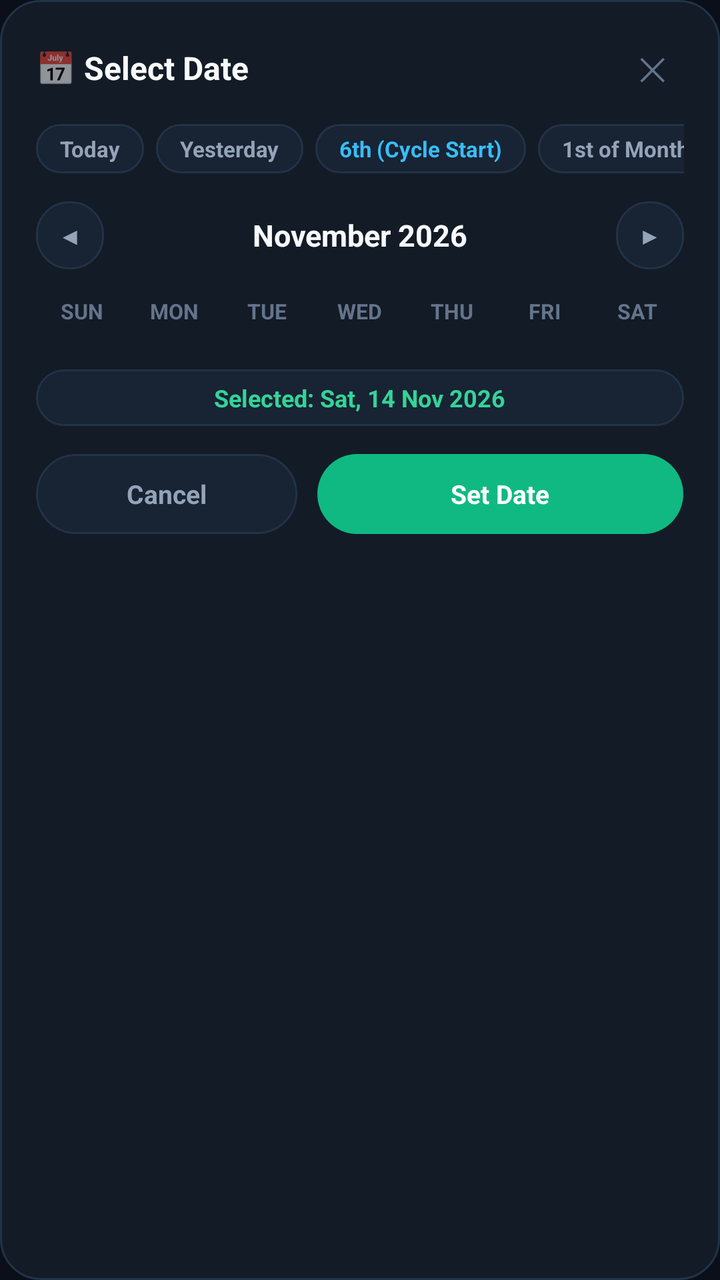
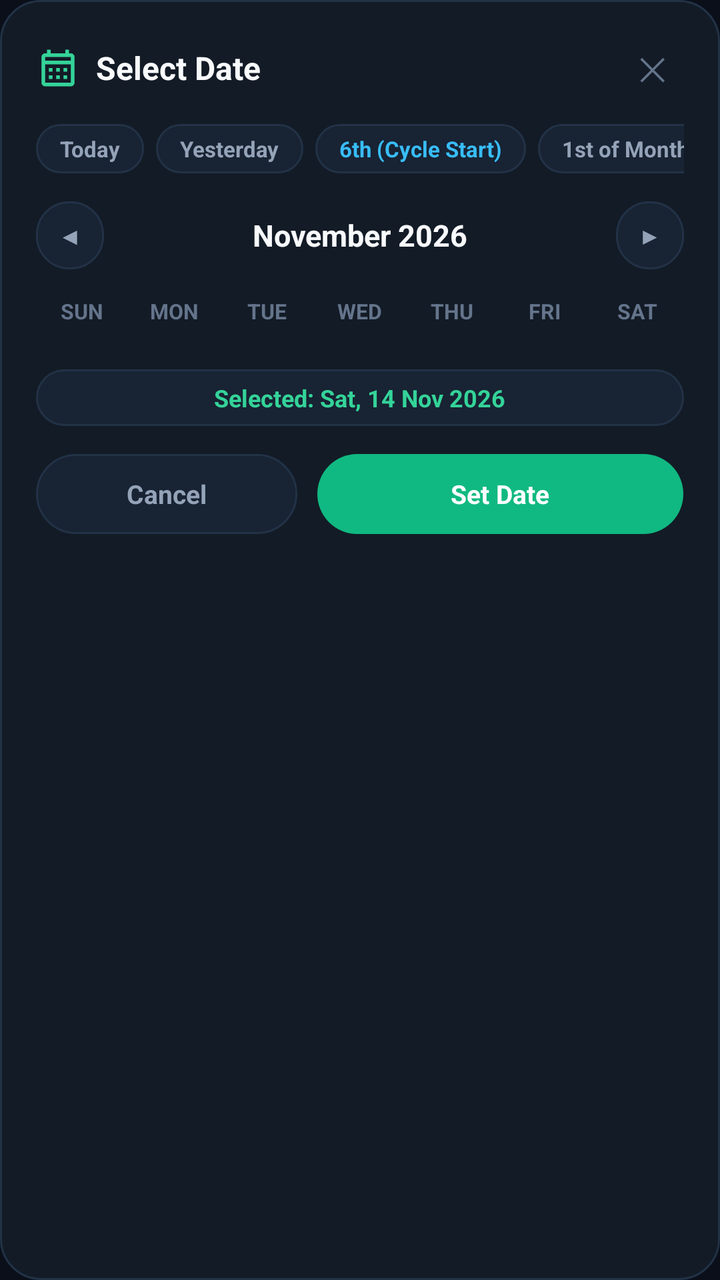

The first picture is an Android layout as it rendered before a commit; the second is the same layout after the commit. The layout source and the unified diff follow.
<!-- AndroidManifest.xml: application theme AppTheme -->
<!-- res/layout/dialog_custom_calendar.xml -->
<?xml version="1.0" encoding="utf-8"?>
<LinearLayout
    xmlns:android="http://schemas.android.com/apk/res/android"
    android:layout_width="match_parent"
    android:layout_height="wrap_content"
    android:orientation="vertical"
    android:background="@drawable/bg_dialog_calendar"
    android:padding="18dp">

    
    <LinearLayout
        android:layout_width="match_parent"
        android:layout_height="wrap_content"
        android:orientation="horizontal"
        android:gravity="center_vertical">

        <TextView
            android:layout_width="wrap_content"
            android:layout_height="wrap_content"
            android:text="📅 "
            android:textSize="16sp" />

        <TextView
            android:layout_width="0dp"
            android:layout_height="wrap_content"
            android:layout_weight="1"
            android:text="Select Date"
            android:textColor="@color/text_primary"
            android:textSize="16sp"
            android:textStyle="bold" />

        <TextView
            android:id="@+id/tvCalendarClose"
            android:layout_width="32dp"
            android:layout_height="32dp"
            android:gravity="center"
            android:text="✕"
            android:textColor="@color/text_muted"
            android:textSize="16sp"
            android:clickable="true"
            android:focusable="true" />
    </LinearLayout>

    
    <HorizontalScrollView
        android:layout_width="match_parent"
        android:layout_height="wrap_content"
        android:scrollbars="none"
        android:layout_marginTop="12dp">

        <LinearLayout
            android:layout_width="wrap_content"
            android:layout_height="wrap_content"
            android:orientation="horizontal"
            android:gravity="center_vertical">

            <TextView
                android:id="@+id/btnPresetToday"
                android:layout_width="wrap_content"
                android:layout_height="wrap_content"
                android:background="@drawable/bg_pill_dark"
                android:text="Today"
                android:textColor="@color/text_secondary"
                android:textSize="11sp"
                android:textStyle="bold"
                android:paddingStart="12dp"
                android:paddingEnd="12dp"
                android:paddingTop="5dp"
                android:paddingBottom="5dp"
                android:clickable="true"
                android:focusable="true" />

            <TextView
                android:id="@+id/btnPresetYesterday"
                android:layout_width="wrap_content"
                android:layout_height="wrap_content"
                android:layout_marginStart="6dp"
                android:background="@drawable/bg_pill_dark"
                android:text="Yesterday"
                android:textColor="@color/text_secondary"
                android:textSize="11sp"
                android:textStyle="bold"
                android:paddingStart="12dp"
                android:paddingEnd="12dp"
                android:paddingTop="5dp"
                android:paddingBottom="5dp"
                android:clickable="true"
                android:focusable="true" />

            <TextView
                android:id="@+id/btnPresetCycleStart"
                android:layout_width="wrap_content"
                android:layout_height="wrap_content"
                android:layout_marginStart="6dp"
                android:background="@drawable/bg_pill_dark"
                android:text="6th (Cycle Start)"
                android:textColor="@color/blue_sky"
                android:textSize="11sp"
                android:textStyle="bold"
                android:paddingStart="12dp"
                android:paddingEnd="12dp"
                android:paddingTop="5dp"
                android:paddingBottom="5dp"
                android:clickable="true"
                android:focusable="true" />

            <TextView
                android:id="@+id/btnPresetMonthStart"
                android:layout_width="wrap_content"
                android:layout_height="wrap_content"
                android:layout_marginStart="6dp"
                android:background="@drawable/bg_pill_dark"
                android:text="1st of Month"
                android:textColor="@color/text_secondary"
                android:textSize="11sp"
                android:textStyle="bold"
                android:paddingStart="12dp"
                android:paddingEnd="12dp"
                android:paddingTop="5dp"
                android:paddingBottom="5dp"
                android:clickable="true"
                android:focusable="true" />
        </LinearLayout>
    </HorizontalScrollView>

    
    <LinearLayout
        android:layout_width="match_parent"
        android:layout_height="wrap_content"
        android:layout_marginTop="14dp"
        android:layout_marginBottom="8dp"
        android:orientation="horizontal"
        android:gravity="center_vertical">

        <TextView
            android:id="@+id/btnPrevMonth"
            android:layout_width="34dp"
            android:layout_height="34dp"
            android:background="@drawable/bg_calendar_nav_btn"
            android:gravity="center"
            android:text="◀"
            android:textColor="@color/text_secondary"
            android:textSize="12sp"
            android:clickable="true"
            android:focusable="true" />

        <TextView
            android:id="@+id/tvMonthYear"
            android:layout_width="0dp"
            android:layout_height="wrap_content"
            android:layout_weight="1"
            android:gravity="center"
            android:text="November 2026"
            android:textColor="@color/text_primary"
            android:textSize="15sp"
            android:textStyle="bold"
            android:clickable="true"
            android:focusable="true" />

        <TextView
            android:id="@+id/btnNextMonth"
            android:layout_width="34dp"
            android:layout_height="34dp"
            android:background="@drawable/bg_calendar_nav_btn"
            android:gravity="center"
            android:text="▶"
            android:textColor="@color/text_secondary"
            android:textSize="12sp"
            android:clickable="true"
            android:focusable="true" />
    </LinearLayout>

    
    <LinearLayout
        android:layout_width="match_parent"
        android:layout_height="26dp"
        android:orientation="horizontal"
        android:gravity="center_vertical">

        <TextView
            android:layout_width="0dp"
            android:layout_height="wrap_content"
            android:layout_weight="1"
            android:gravity="center"
            android:text="SUN"
            android:textColor="@color/text_muted"
            android:textSize="10.5sp"
            android:textStyle="bold" />

        <TextView
            android:layout_width="0dp"
            android:layout_height="wrap_content"
            android:layout_weight="1"
            android:gravity="center"
            android:text="MON"
            android:textColor="@color/text_muted"
            android:textSize="10.5sp"
            android:textStyle="bold" />

        <TextView
            android:layout_width="0dp"
            android:layout_height="wrap_content"
            android:layout_weight="1"
            android:gravity="center"
            android:text="TUE"
            android:textColor="@color/text_muted"
            android:textSize="10.5sp"
            android:textStyle="bold" />

        <TextView
            android:layout_width="0dp"
            android:layout_height="wrap_content"
            android:layout_weight="1"
            android:gravity="center"
            android:text="WED"
            android:textColor="@color/text_muted"
            android:textSize="10.5sp"
            android:textStyle="bold" />

        <TextView
            android:layout_width="0dp"
            android:layout_height="wrap_content"
            android:layout_weight="1"
            android:gravity="center"
            android:text="THU"
            android:textColor="@color/text_muted"
            android:textSize="10.5sp"
            android:textStyle="bold" />

        <TextView
            android:layout_width="0dp"
            android:layout_height="wrap_content"
            android:layout_weight="1"
            android:gravity="center"
            android:text="FRI"
            android:textColor="@color/text_muted"
            android:textSize="10.5sp"
            android:textStyle="bold" />

        <TextView
            android:layout_width="0dp"
            android:layout_height="wrap_content"
            android:layout_weight="1"
            android:gravity="center"
            android:text="SAT"
            android:textColor="@color/text_muted"
            android:textSize="10.5sp"
            android:textStyle="bold" />
    </LinearLayout>

    
    <androidx.recyclerview.widget.RecyclerView
        android:id="@+id/rvCalendarGrid"
        android:layout_width="match_parent"
        android:layout_height="wrap_content"
        android:layout_marginTop="4dp"
        android:overScrollMode="never" />

    
    <LinearLayout
        android:layout_width="match_parent"
        android:layout_height="wrap_content"
        android:layout_marginTop="12dp"
        android:gravity="center"
        android:background="@drawable/bg_pill_dark"
        android:paddingStart="12dp"
        android:paddingEnd="12dp"
        android:paddingTop="6dp"
        android:paddingBottom="6dp">

        <TextView
            android:id="@+id/tvSelectedDatePreview"
            android:layout_width="wrap_content"
            android:layout_height="wrap_content"
            android:text="Selected: Sat, 14 Nov 2026"
            android:textColor="@color/green_mint"
            android:textSize="12sp"
            android:textStyle="bold" />
    </LinearLayout>

    
    <LinearLayout
        android:layout_width="match_parent"
        android:layout_height="wrap_content"
        android:layout_marginTop="14dp"
        android:orientation="horizontal">

        <TextView
            android:id="@+id/btnCalendarCancel"
            android:layout_width="0dp"
            android:layout_height="40dp"
            android:layout_weight="1"
            android:gravity="center"
            android:background="@drawable/bg_pill_dark"
            android:text="Cancel"
            android:textColor="@color/text_secondary"
            android:textSize="13sp"
            android:textStyle="bold"
            android:clickable="true"
            android:focusable="true" />

        <View
            android:layout_width="10dp"
            android:layout_height="1dp" />

        <TextView
            android:id="@+id/btnCalendarConfirm"
            android:layout_width="0dp"
            android:layout_height="40dp"
            android:layout_weight="1.4"
            android:gravity="center"
            android:background="@drawable/bg_pill_emerald"
            android:text="Set Date"
            android:textColor="#FFFFFF"
            android:textSize="13sp"
            android:textStyle="bold"
            android:clickable="true"
            android:focusable="true" />
    </LinearLayout>

</LinearLayout>
<!-- resources referenced by this layout -->
<resources>
  <color name="blue_sky">#38BDF8</color>
  <color name="green_mint">#34D399</color>
  <color name="text_muted">#64748B</color>
  <color name="text_primary">#F8FAFC</color>
  <color name="text_secondary">#94A3B8</color>
  <!-- drawable bg_calendar_nav_btn (drawable) -->
  <?xml version="1.0" encoding="utf-8"?>
  <shape xmlns:android="http://schemas.android.com/apk/res/android"
      android:shape="rectangle">
      <solid android:color="@color/bg_card_secondary" />
      <corners android:radius="16dp" />
      <stroke android:width="1dp" android:color="@color/border_dark" />
  </shape>
  <!-- drawable bg_dialog_calendar (drawable) -->
  <?xml version="1.0" encoding="utf-8"?>
  <shape xmlns:android="http://schemas.android.com/apk/res/android"
      android:shape="rectangle">
      <solid android:color="@color/bg_card" />
      <corners android:radius="20dp" />
      <stroke android:width="1dp" android:color="@color/border_dark" />
  </shape>
  <!-- drawable bg_pill_dark (drawable) -->
  <?xml version="1.0" encoding="utf-8"?>
  <shape xmlns:android="http://schemas.android.com/apk/res/android"
      android:shape="rectangle">
      <solid android:color="@color/bg_card_secondary" />
      <corners android:radius="20dp" />
      <stroke
          android:width="1dp"
          android:color="@color/border_dark" />
  </shape>
  <!-- drawable bg_pill_emerald (drawable) -->
  <?xml version="1.0" encoding="utf-8"?>
  <shape xmlns:android="http://schemas.android.com/apk/res/android"
      android:shape="rectangle">
      <solid android:color="@color/green_emerald" />
      <corners android:radius="24dp" />
  </shape>
  <style name="AppTheme" parent="Theme.MaterialComponents.DayNight.NoActionBar">
          <item name="colorPrimary">@color/colorPrimary</item>
          <item name="colorPrimaryDark">@color/colorPrimaryDark</item>
          <item name="colorAccent">@color/colorAccent</item>
          <item name="android:windowBackground">@color/bg_dark</item>
          <item name="android:statusBarColor">@color/bg_dark</item>
          <item name="android:navigationBarColor">@color/nav_bottom_bg</item>
          <item name="android:textColorPrimary">@color/text_primary</item>
          <item name="android:textColorSecondary">@color/text_secondary</item>
      </style>
  <color name="bg_card_secondary">#182333</color>
  <color name="border_dark">#223247</color>
  <color name="bg_card">#131B26</color>
  <color name="green_emerald">#10B981</color>
  <color name="colorPrimary">#10B981</color>
  <color name="colorPrimaryDark">#0B0F19</color>
  <color name="colorAccent">#10B981</color>
  <color name="bg_dark">#0B0F19</color>
  <color name="nav_bottom_bg">#0E1420</color>
</resources>

<!-- the commit's change to res/layout/dialog_custom_calendar.xml (unified diff, before → after) -->
@@ -14,11 +14,13 @@
         android:orientation="horizontal"
         android:gravity="center_vertical">
 
-        <TextView
-            android:layout_width="wrap_content"
-            android:layout_height="wrap_content"
-            android:text="📅 "
-            android:textSize="16sp" />
+        <ImageView
+            android:layout_width="22dp"
+            android:layout_height="22dp"
+            android:src="@drawable/ic_calendar"
+            android:tint="@color/green_mint"
+            android:layout_marginEnd="8dp"
+            android:contentDescription="Calendar" />
 
         <TextView
             android:layout_width="0dp"
<!-- resource entries referenced after the edit -->
@@ -38,6 +38,16 @@
       <solid android:color="@color/green_emerald" />
       <corners android:radius="24dp" />
   </shape>
+  <!-- drawable ic_calendar (drawable) -->
+  <vector xmlns:android="http://schemas.android.com/apk/res/android"
+      android:width="22dp"
+      android:height="22dp"
+      android:viewportWidth="24"
+      android:viewportHeight="24">
+    <path
+        android:fillColor="#34D399"
+        android:pathData="M19,4h-1V2h-2v2H8V2H6v2H5C3.89,4 3.01,4.9 3.01,6L3,20c0,1.1 0.89,2 2,2h14c1.1,0 2,-0.9 2,-2V6C21,4.9 20.1,4 19,4zM19,20H5V10h14V20zM19,8H5V6h14V8zM9,14H7v-2h2V14zM13,14h-2v-2h2V14zM17,14h-2v-2h2V14zM9,18H7v-2h2V18zM13,18h-2v-2h2V18zM17,18h-2v-2h2V18z"/>
+  </vector>
   <style name="AppTheme" parent="Theme.MaterialComponents.DayNight.NoActionBar">
           <item name="colorPrimary">@color/colorPrimary</item>
           <item name="colorPrimaryDark">@color/colorPrimaryDark</item>
